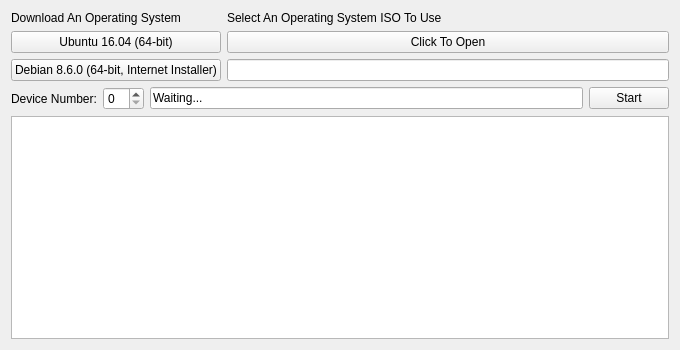
Before: the Qt Designer form source/mainwindow.ui in GregoryConrad/BootableDriveMaker, drawn with Qt 5.
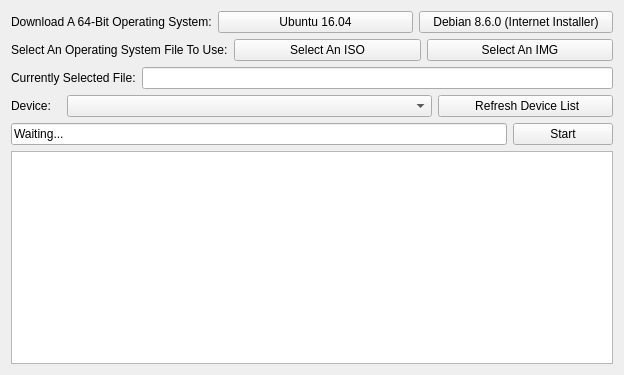
After: the same form once the commit is applied.

What changed in the file:
```diff
--- a/source/mainwindow.ui
+++ b/source/mainwindow.ui
@@ -6,55 +6,77 @@
    <rect>
     <x>0</x>
     <y>0</y>
-    <width>680</width>
-    <height>350</height>
+    <width>624</width>
+    <height>375</height>
    </rect>
   </property>
   <property name="windowTitle">
    <string>MainWindow</string>
   </property>
   <widget class="QWidget" name="centralWidget">
-   <layout class="QVBoxLayout" name="verticalLayout_3">
-    <item>
-     <layout class="QHBoxLayout" name="horizontalLayout_2">
-      <item>
        <layout class="QVBoxLayout" name="verticalLayout">
         <item>
+     <layout class="QHBoxLayout" name="horizontalLayout_2">
+      <item>
          <widget class="QLabel" name="label_2">
           <property name="text">
-           <string>Download An Operating System</string>
+         <string>Download A 64-Bit Operating System:</string>
           </property>
          </widget>
         </item>
         <item>
          <widget class="QPushButton" name="ubuntu">
           <property name="text">
-           <string>Ubuntu 16.04 (64-bit)</string>
+         <string>Ubuntu 16.04</string>
           </property>
          </widget>
         </item>
         <item>
          <widget class="QPushButton" name="debian">
           <property name="text">
-           <string>Debian 8.6.0 (64-bit, Internet Installer)</string>
+         <string>Debian 8.6.0 (Internet Installer)</string>
           </property>
          </widget>
         </item>
        </layout>
       </item>
       <item>
-       <layout class="QVBoxLayout" name="verticalLayout_2">
+     <layout class="QHBoxLayout" name="horizontalLayout_3">
         <item>
          <widget class="QLabel" name="label_3">
           <property name="text">
-           <string>Select An Operating System ISO To Use</string>
+         <string>Select An Operating System File To Use:</string>
           </property>
          </widget>
         </item>
         <item>
-         <widget class="QPushButton" name="openFile">
+       <widget class="QPushButton" name="openISO">
           <property name="text">
-           <string>Click To Open</string>
+         <string>Select An ISO</string>
+        </property>
+       </widget>
+      </item>
+      <item>
+       <widget class="QPushButton" name="openIMG">
+        <property name="maximumSize">
+         <size>
+          <width>16777215</width>
+          <height>16777215</height>
+         </size>
+        </property>
+        <property name="text">
+         <string>Select An IMG</string>
+        </property>
+       </widget>
+      </item>
+     </layout>
+    </item>
+    <item>
+     <layout class="QHBoxLayout" name="horizontalLayout_5">
+      <item>
+       <widget class="QLabel" name="label_4">
+        <property name="text">
+         <string>Currently Selected File:</string>
           </property>
          </widget>
         </item>
@@ -73,21 +95,43 @@
         </item>
        </layout>
       </item>
-     </layout>
-    </item>
-    <item>
-     <layout class="QHBoxLayout" name="horizontalLayout_3">
       <item>
        <layout class="QHBoxLayout" name="horizontalLayout_4">
         <item>
          <widget class="QLabel" name="label">
+        <property name="maximumSize">
+         <size>
+          <width>50</width>
+          <height>16777215</height>
+         </size>
+        </property>
           <property name="text">
-           <string>Device Number:</string>
+         <string>Device:</string>
           </property>
          </widget>
         </item>
         <item>
-         <widget class="QSpinBox" name="deviceID"/>
+       <widget class="QComboBox" name="devID">
+        <property name="minimumSize">
+         <size>
+          <width>225</width>
+          <height>0</height>
+         </size>
+        </property>
+       </widget>
+      </item>
+      <item>
+       <widget class="QPushButton" name="refreshDevs">
+        <property name="maximumSize">
+         <size>
+          <width>175</width>
+          <height>16777215</height>
+         </size>
+        </property>
+        <property name="text">
+         <string> Refresh Device List</string>
+        </property>
+       </widget>
         </item>
        </layout>
       </item>
@@ -105,12 +149,16 @@
         </item>
         <item>
          <widget class="QPushButton" name="startStop">
+        <property name="minimumSize">
+         <size>
+          <width>100</width>
+          <height>0</height>
+         </size>
+        </property>
           <property name="text">
            <string>Start</string>
           </property>
          </widget>
-        </item>
-       </layout>
       </item>
      </layout>
     </item>
```
Lines whose indentation alone changed are shown as unchanged.
